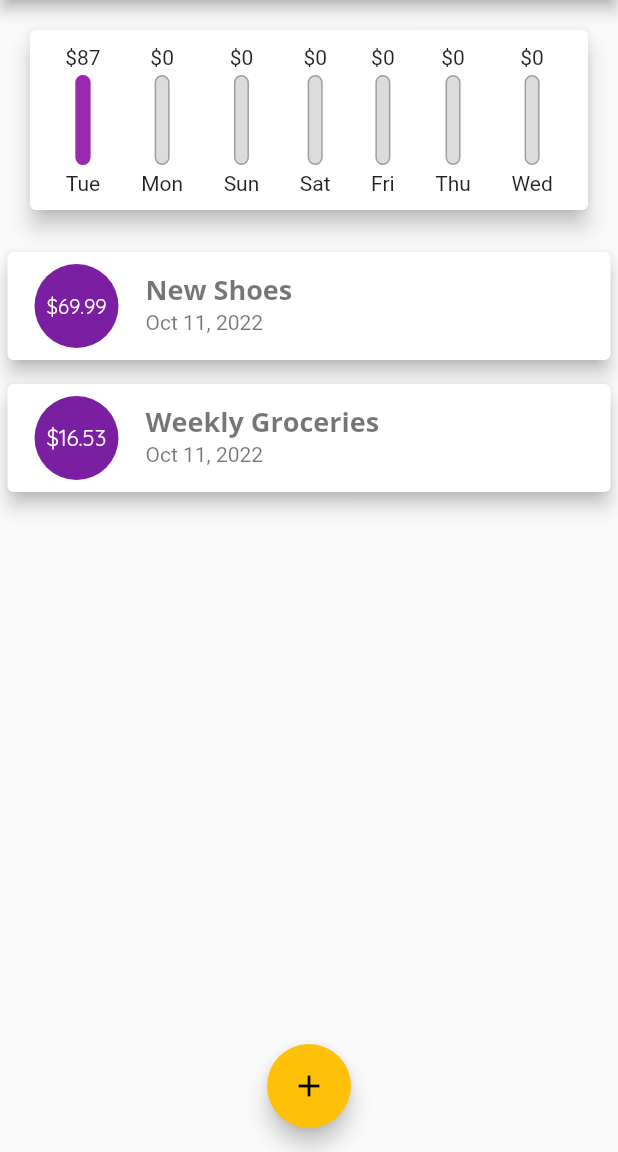
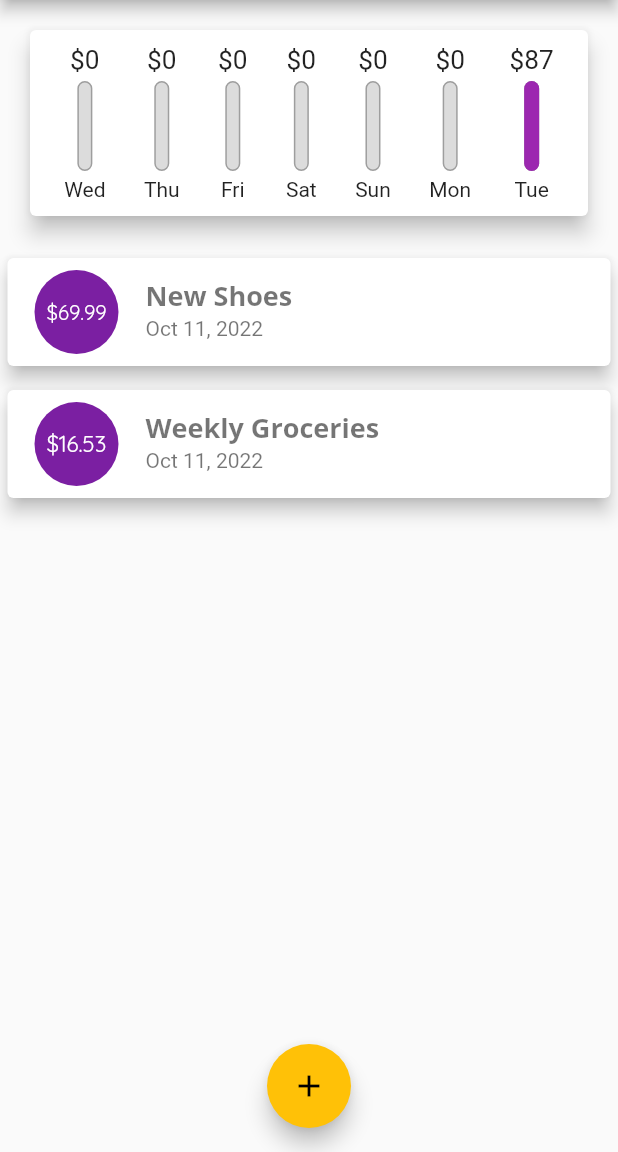
Before and after one commit to hamzahabdo/persoal_expenses, a Flutter app: the screen it shows after launch, on a phone screen of 412 x 824 dp, the part 84-1236 px from its top. Run offline on Flutter 3.47's test engine with Material 2 defaults, Android fonts, the phone set to English and light mode, and no system bars.

Commit message:
Update: order

```diff
--- a/lib/widgets/chart.dart
+++ b/lib/widgets/chart.dart
@@ -24,7 +24,7 @@ class Chart extends StatelessWidget {
 
         return {'day': DateFormat.E().format(weekDay), 'amount': totalSum};
       },
-    );
+    ).reversed.toList();
   }
 
   double get totalSpending {
--- a/lib/widgets/chart_bar.dart
+++ b/lib/widgets/chart_bar.dart
@@ -10,8 +10,11 @@ class ChartBar extends StatelessWidget {
   Widget build(BuildContext context) {
     return Column(
       children: [
-        FittedBox(
-          child: Text('\$${spendingAmount.toStringAsFixed(0)}'),
+        Container(
+          height: 20,
+          child: FittedBox(
+            child: Text('\$${spendingAmount.toStringAsFixed(0)}'),
+          ),
         ),
         SizedBox(
           height: 4,
```
